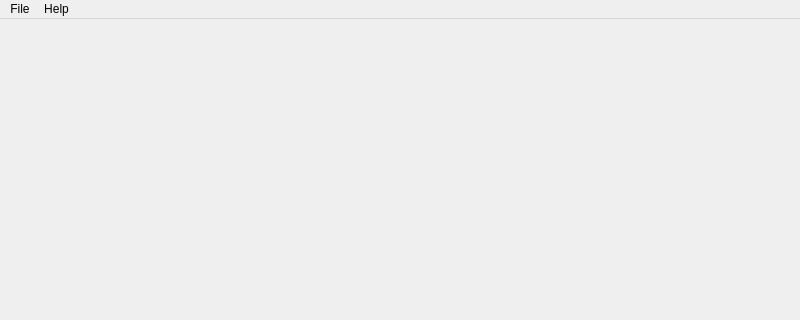
This is src/app/mainwindow.ui in ABBAPOH/test-cpp1 as Qt 5 draws it before an edit; both pictures show x 0 to 800 and y 0 to 320 of the 800 by 600 pixel window. The edited form follows.
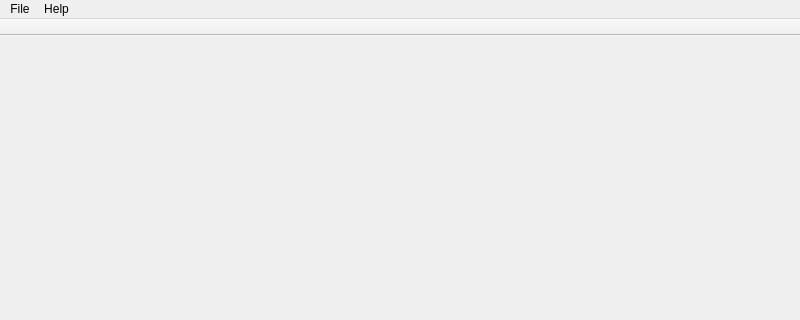
This is the edited form.

Commit message: Reimplement CircleFigure using factory and add toolbar.

```diff
--- a/src/app/mainwindow.ui
+++ b/src/app/mainwindow.ui
@@ -40,6 +40,26 @@
    <addaction name="menuHelp"/>
   </widget>
   <widget class="QStatusBar" name="statusbar"/>
+  <widget class="QToolBar" name="toolBar">
+   <property name="windowTitle">
+    <string>toolBar</string>
+   </property>
+   <property name="movable">
+    <bool>false</bool>
+   </property>
+   <property name="toolButtonStyle">
+    <enum>Qt::ToolButtonTextOnly</enum>
+   </property>
+   <property name="floatable">
+    <bool>false</bool>
+   </property>
+   <attribute name="toolBarArea">
+    <enum>TopToolBarArea</enum>
+   </attribute>
+   <attribute name="toolBarBreak">
+    <bool>false</bool>
+   </attribute>
+  </widget>
   <action name="actionQuit">
    <property name="text">
     <string>Quit</string>
```
The commit also changes 6 other files.
